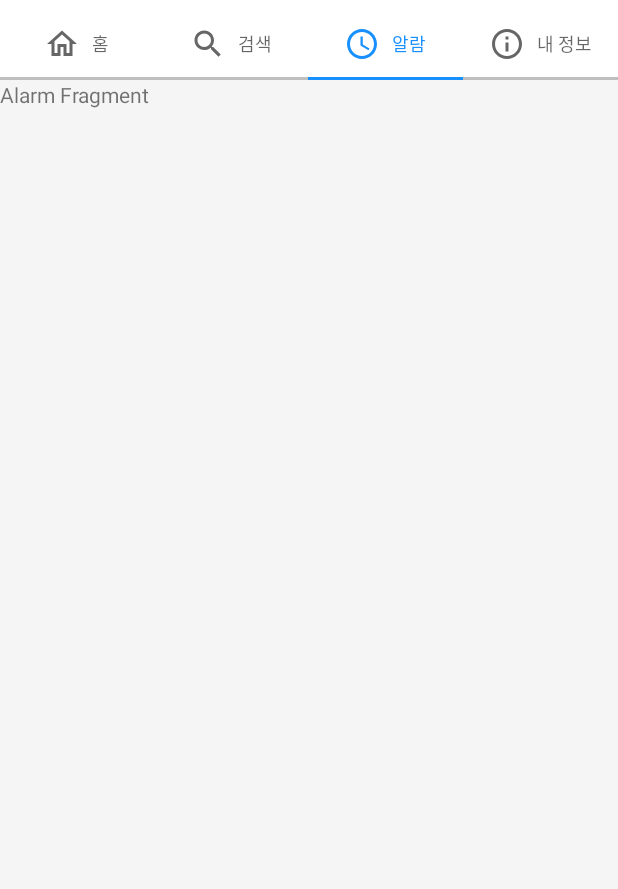
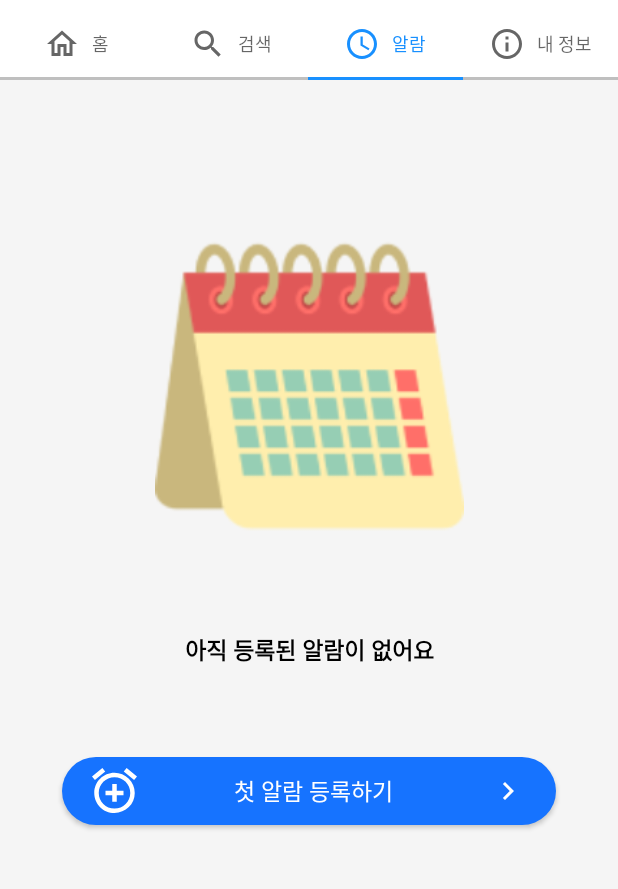
Before and after one commit to kimbongjune/druginfo, an Android app: the screen it shows after launch (MainActivity), tab 3 chosen, on a phone screen of 412 x 824 dp, the part 76-965 px from its top. Run offline under Robolectric (Android 15) with nearby library versions, the phone set to English and light mode, and no system bars.

Commit message:
2022-08-05. kbj alarm fragment create, fragment toolbar backPress event create

```diff
--- a/app/src/main/java/com/nocdu/druginformation/ui/view/MainActivity.kt
+++ b/app/src/main/java/com/nocdu/druginformation/ui/view/MainActivity.kt
@@ -77,6 +77,7 @@ class MainActivity : AppCompatActivity() {
         Log.e(TAG, "${TAG} is finished")
     }
 
+
     private fun setUpTabLayoutWithViewpager(){
         TabLayoutMediator(binding.tabLayout, binding.viewPager){ tab, postion ->
             tab.text = tabTitleArray[postion]
--- /dev/null
+++ b/app/src/main/res/drawable-v24/alarm_blue_round_button.xml
@@ -0,0 +1,6 @@
+<shape xmlns:android="http://schemas.android.com/apk/res/android">
+    <padding android:left="7dp" android:top="7dp"
+        android:right="7dp" android:bottom="7dp" />
+    <corners android:radius="50dp" />
+    <solid android:color="#1673FF" />
+</shape>
--- /dev/null
+++ b/app/src/main/res/drawable-v24/ic_baseline_keyboard_arrow_right_white_24.xml
@@ -0,0 +1,5 @@
+<vector android:height="24dp" android:tint="#FFFFFF"
+    android:viewportHeight="24" android:viewportWidth="24"
+    android:width="24dp" xmlns:android="http://schemas.android.com/apk/res/android">
+    <path android:fillColor="@android:color/white" android:pathData="M8.59,16.59L13.17,12 8.59,7.41 10,6l6,6 -6,6 -1.41,-1.41z"/>
+</vector>
--- /dev/null
+++ b/app/src/main/res/drawable/ic_alarm_clock.xml
@@ -0,0 +1,4 @@
+<vector android:height="30dp" android:viewportHeight="23"
+    android:viewportWidth="23" android:width="30dp" xmlns:android="http://schemas.android.com/apk/res/android">
+    <path android:fillColor="#ffffff" android:pathData="M6.762,1.747L5.29,0L0,4.397L1.484,6.144L6.762,1.747ZM23,4.408L17.71,0L16.226,1.747L21.517,6.155L23,4.408ZM11.5,2.444C5.785,2.444 1.15,7.046 1.15,12.722C1.15,18.398 5.773,23 11.5,23C14.245,23 16.878,21.917 18.819,19.99C20.76,18.062 21.85,15.448 21.85,12.722C21.85,9.996 20.76,7.382 18.819,5.454C16.878,3.527 14.245,2.444 11.5,2.444ZM11.5,20.716C7.049,20.716 3.45,17.142 3.45,12.722C3.45,8.302 7.049,4.728 11.5,4.728C15.95,4.728 19.55,8.302 19.55,12.722C19.55,17.142 15.95,20.716 11.5,20.716ZM12.65,8.154H10.35V11.58H6.9V13.864H10.35V17.29H12.65V13.864H16.1V11.58H12.65V8.154Z"/>
+</vector>
--- a/app/src/main/res/layout/fragment_alarm.xml
+++ b/app/src/main/res/layout/fragment_alarm.xml
@@ -1,15 +1,57 @@
 <?xml version="1.0" encoding="utf-8"?>
-<LinearLayout xmlns:android="http://schemas.android.com/apk/res/android"
+<androidx.constraintlayout.widget.ConstraintLayout xmlns:android="http://schemas.android.com/apk/res/android"
     xmlns:tools="http://schemas.android.com/tools"
+    xmlns:app="http://schemas.android.com/apk/res-auto"
     android:id="@+id/alarmFragment"
     android:layout_width="match_parent"
     android:layout_height="match_parent"
     tools:context=".ui.view.AlarmFragment">
 
-    <!-- TODO: Update blank fragment layout -->
+    <ImageView
+        android:id="@+id/iv_alarm_calendar"
+        android:layout_width="0dp"
+        android:layout_height="0dp"
+        android:src="@drawable/druginfo_calendar"
+        android:layout_marginTop="60dp"
+        app:layout_constraintWidth_percent="0.5"
+        app:layout_constraintHeight_percent="0.4"
+        app:layout_constraintStart_toStartOf="parent"
+        app:layout_constraintEnd_toEndOf="parent"
+        app:layout_constraintTop_toTopOf="parent" />
+
     <TextView
+        android:id="@+id/tv_alarm_info"
         android:layout_width="match_parent"
-        android:layout_height="match_parent"
-        android:text="@string/alarm" />
+        android:layout_height="wrap_content"
+        android:text="아직 등록된 알람이 없어요"
+        android:layout_marginTop="20dp"
+        android:textColor="@color/black"
+        android:textStyle="bold"
+        android:textSize="15sp"
+        android:gravity="center"
+        app:layout_constraintStart_toStartOf="parent"
+        app:layout_constraintEnd_toEndOf="parent"
+        app:layout_constraintTop_toBottomOf="@+id/iv_alarm_calendar"/>
 
-</LinearLayout>
+    <androidx.appcompat.widget.AppCompatButton
+        android:id="@+id/btn_create_alarm"
+        android:layout_width="0dp"
+        android:layout_height="45dp"
+        android:layout_marginTop="60dp"
+        android:background="@drawable/alarm_blue_round_button"
+        android:text="첫 알람 등록하기"
+        android:textColor="@color/white"
+        android:textSize="15sp"
+        android:drawableLeft="@drawable/ic_alarm_clock"
+        android:drawableRight="@drawable/ic_baseline_keyboard_arrow_right_white_24"
+        android:drawablePadding="20dp"
+        android:paddingLeft="20dp"
+        android:paddingRight="20dp"
+        app:layout_constraintWidth_percent="0.8"
+        app:layout_constraintStart_toStartOf="parent"
+        app:layout_constraintEnd_toEndOf="parent"
+        app:layout_constraintTop_toBottomOf="@id/tv_alarm_info"/>
+
+
+
+</androidx.constraintlayout.widget.ConstraintLayout>
```
Also changed, not shown: app/src/main/java/com/nocdu/druginformation/ui/view/AlarmFragment.kt (+13 -0 lines), app/src/main/java/com/nocdu/druginformation/ui/view/ImageSearchFragment.kt (+8 -0 lines), app/src/main/java/com/nocdu/druginformation/ui/view/SearchResultFragment.kt (+9 -1 lines), app/src/main/java/com/nocdu/druginformation/ui/view/TextSearchFragment.kt (+3 -9 lines), app/src/main/java/com/nocdu/druginformation/ui/view/ViewSearchFragment.kt (+9 -0 lines), app/src/main/res/layout/fragment_text_search.xml (+2 -14 lines), app/src/main/res/drawable-v24/druginfo_calendar.png (added).
